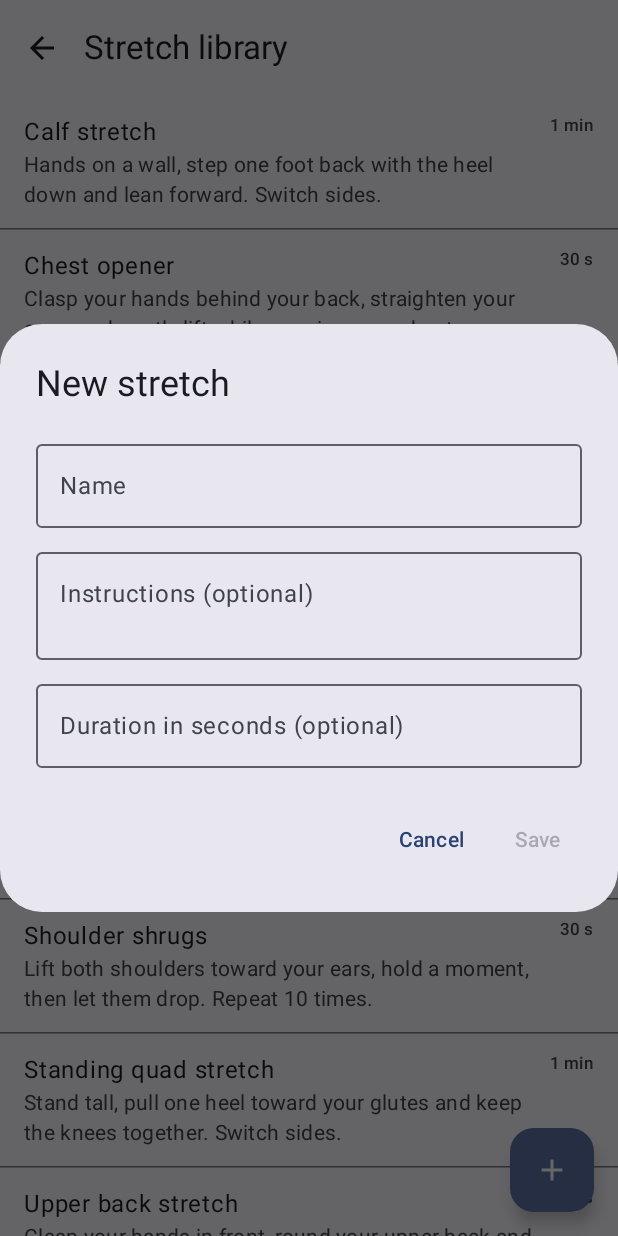
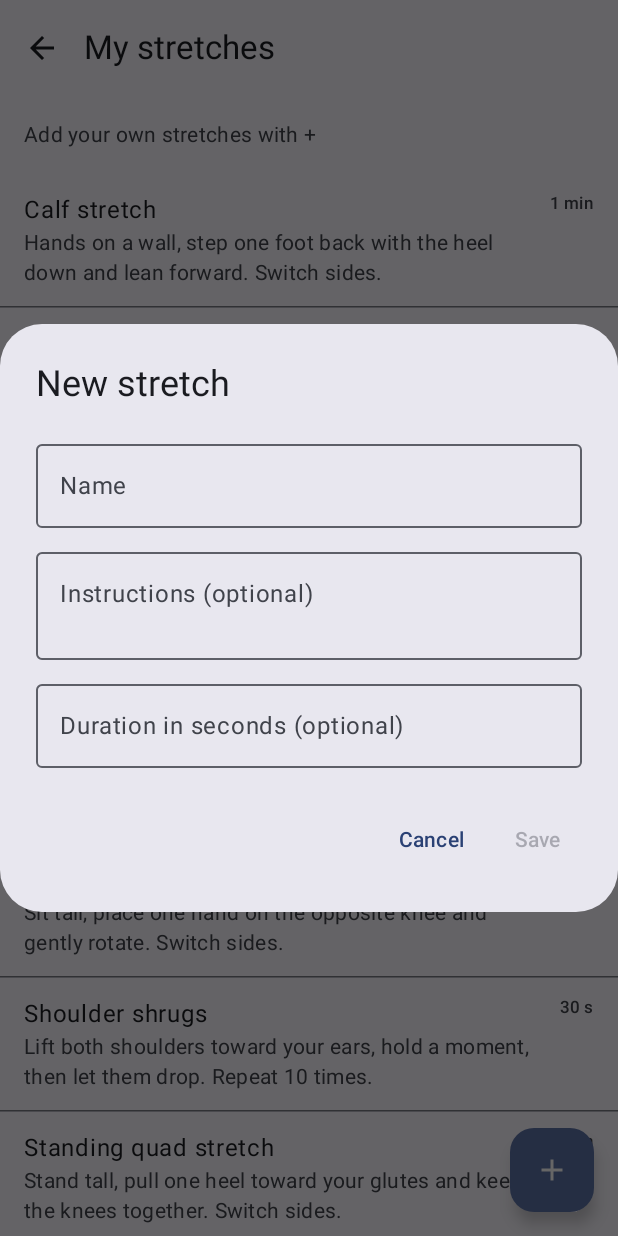
Before and after one commit to derekwinters/simple-stretch-android, an Android app built with Jetpack Compose: the StretchesScreen screen opened through its navigation route, after a tap on "Add stretch", on a phone screen of 412 x 824 dp. Run offline under Robolectric (Android 15) with nearby library versions, the phone set to English and light mode, and no system bars; our stand-ins replace Room's generated code.

Commit message:
feat: add new stretches from pickers and label the stretch library
Co-Authored-By: Claude Opus 5.5 (1M context) <noreply@anthropic.com>

```diff
--- a/app/src/main/java/com/derekwinters/stretch/ui/home/HomeScreen.kt
+++ b/app/src/main/java/com/derekwinters/stretch/ui/home/HomeScreen.kt
@@ -21,10 +21,8 @@ import androidx.compose.foundation.layout.width
 import androidx.compose.foundation.lazy.LazyColumn
 import androidx.compose.foundation.lazy.items
 import androidx.compose.material.icons.Icons
-import androidx.compose.material.icons.automirrored.filled.List
 import androidx.compose.material.icons.filled.Add
 import androidx.compose.material.icons.filled.Close
-import androidx.compose.material.icons.filled.DateRange
 import androidx.compose.material.icons.filled.MoreVert
 import androidx.compose.material.icons.filled.PlayArrow
 import androidx.compose.material.icons.filled.Star
@@ -112,13 +110,8 @@ fun HomeScreen(
                     IconButton(onClick = onOpenGoals) {
                         Icon(Icons.Filled.Star, contentDescription = "Daily goals")
                     }
-                    IconButton(onClick = onOpenSkips) {
-                        Icon(Icons.Filled.DateRange, contentDescription = "Skipped days")
-                    }
-                    IconButton(onClick = onOpenStretches) {
-                        Icon(Icons.AutoMirrored.Filled.List, contentDescription = "Stretch library")
-                    }
-                    // HOME-008: "Skip today" stays reachable while the skip card is closed.
+                    // HOME-004: one icon plus a labelled overflow menu. HOME-008: "Skip today"
+                    // stays reachable here while the skip card is closed.
                     var menuOpen by remember { mutableStateOf(false) }
                     Box {
                         IconButton(onClick = { menuOpen = true }) {
@@ -137,6 +130,13 @@ fun HomeScreen(
                                 onClick = {
                                     menuOpen = false
                                     onOpenSkips()
+                                },
+                            )
+                            DropdownMenuItem(
+                                text = { Text("My stretches") },
+                                onClick = {
+                                    menuOpen = false
+                                    onOpenStretches()
                                 },
                             )
                         }
--- a/app/src/main/java/com/derekwinters/stretch/ui/schedule/ScheduleEditViewModel.kt
+++ b/app/src/main/java/com/derekwinters/stretch/ui/schedule/ScheduleEditViewModel.kt
@@ -118,6 +118,11 @@ class ScheduleEditViewModel(
         if (i >= 0) reminders[i] = reminders[i].copy(stretchIds = ids)
     }
 
+    /** LIB-007: adds [stretch] to the library, then reports its new id (on the main thread). */
+    fun createStretch(stretch: Stretch, onCreated: (Long) -> Unit) {
+        viewModelScope.launch { onCreated(repo.saveStretch(stretch)) }
+    }
+
     fun removeReminder(key: Long) {
         reminders.removeAll { it.key == key }
     }
--- /dev/null
+++ b/app/src/main/java/com/derekwinters/stretch/ui/stretches/StretchEditDialog.kt
@@ -0,0 +1,97 @@
+package com.derekwinters.stretch.ui.stretches
+
+import androidx.compose.foundation.layout.Arrangement
+import androidx.compose.foundation.layout.Column
+import androidx.compose.foundation.layout.fillMaxWidth
+import androidx.compose.foundation.text.KeyboardOptions
+import androidx.compose.material3.AlertDialog
+import androidx.compose.material3.OutlinedTextField
+import androidx.compose.material3.Text
+import androidx.compose.material3.TextButton
+import androidx.compose.runtime.Composable
+import androidx.compose.runtime.getValue
+import androidx.compose.runtime.mutableStateOf
+import androidx.compose.runtime.remember
+import androidx.compose.runtime.setValue
+import androidx.compose.ui.Modifier
+import androidx.compose.ui.text.input.KeyboardType
+import androidx.compose.ui.unit.dp
+import com.derekwinters.stretch.data.Stretch
+
+/**
+ * The stretch editor (LIB-001), shared by the library screen and the "New stretch…" entry of
+ * every stretch picker (LIB-007). [initial] with id 0 is a new stretch; [onDelete] is null for a
+ * new stretch, which hides the delete button.
+ */
+@Composable
+fun StretchEditDialog(
+    initial: Stretch,
+    onDismiss: () -> Unit,
+    onSave: (Stretch) -> Unit,
+    onDelete: (() -> Unit)? = null,
+) {
+    var name by remember { mutableStateOf(initial.name) }
+    var description by remember { mutableStateOf(initial.description) }
+    var duration by remember { mutableStateOf(initial.durationSeconds?.toString() ?: "") }
+    var confirmDelete by remember { mutableStateOf(false) }
+
+    if (confirmDelete && onDelete != null) {
+        AlertDialog(
+            onDismissRequest = { confirmDelete = false },
+            title = { Text("Delete \"${initial.name}\"?") },
+            text = { Text("It will also be removed from any reminder times that use it, and its goal and completion history will be deleted.") },
+            confirmButton = { TextButton(onClick = onDelete) { Text("Delete") } },
+            dismissButton = { TextButton(onClick = { confirmDelete = false }) { Text("Cancel") } },
+        )
+        return
+    }
+
+    AlertDialog(
+        onDismissRequest = onDismiss,
+        title = { Text(if (initial.id == 0L) "New stretch" else "Edit stretch") },
+        text = {
+            Column(verticalArrangement = Arrangement.spacedBy(8.dp)) {
+                OutlinedTextField(
+                    value = name,
+                    onValueChange = { name = it },
+                    label = { Text("Name") },
+                    singleLine = true,
+                    modifier = Modifier.fillMaxWidth(),
+                )
+                OutlinedTextField(
+                    value = description,
+                    onValueChange = { description = it },
+                    label = { Text("Instructions (optional)") },
+                    minLines = 2,
+                    modifier = Modifier.fillMaxWidth(),
+                )
+                OutlinedTextField(
+                    value = duration,
+                    onValueChange = { v -> duration = v.filter { it.isDigit() }.take(4) },
+                    label = { Text("Duration in seconds (optional)") },
+                    singleLine = true,
+                    keyboardOptions = KeyboardOptions(keyboardType = KeyboardType.Number),
+                    modifier = Modifier.fillMaxWidth(),
+                )
+                if (onDelete != null) {
+                    TextButton(onClick = { confirmDelete = true }) { Text("Delete stretch") }
+                }
+            }
+        },
+        confirmButton = {
+            TextButton(
+                enabled = name.isNotBlank(),
+                onClick = {
+                    onSave(
+                        initial.copy(
+                            name = name.trim(),
+                            description = description.trim(),
+                            durationSeconds = duration.toIntOrNull()?.takeIf { it > 0 },
+                        ),
+                    )
+                },
+            ) { Text("Save") }
+        },
+        dismissButton = { TextButton(onClick = onDismiss) { Text("Cancel") } },
+    )
+}
--- a/app/src/main/java/com/derekwinters/stretch/ui/stretches/StretchesScreen.kt
+++ b/app/src/main/java/com/derekwinters/stretch/ui/stretches/StretchesScreen.kt
@@ -2,29 +2,23 @@ package com.derekwinters.stretch.ui.stretches
 
 import android.app.Application
 import androidx.compose.foundation.clickable
-import androidx.compose.foundation.layout.Arrangement
-import androidx.compose.foundation.layout.Column
 import androidx.compose.foundation.layout.PaddingValues
 import androidx.compose.foundation.layout.fillMaxSize
-import androidx.compose.foundation.layout.fillMaxWidth
 import androidx.compose.foundation.layout.padding
 import androidx.compose.foundation.lazy.LazyColumn
 import androidx.compose.foundation.lazy.items
-import androidx.compose.foundation.text.KeyboardOptions
 import androidx.compose.material.icons.Icons
 import androidx.compose.material.icons.automirrored.filled.ArrowBack
 import androidx.compose.material.icons.filled.Add
-import androidx.compose.material3.AlertDialog
 import androidx.compose.material3.ExperimentalMaterial3Api
 import androidx.compose.material3.FloatingActionButton
 import androidx.compose.material3.HorizontalDivider
 import androidx.compose.material3.Icon
 import androidx.compose.material3.IconButton
 import androidx.compose.material3.ListItem
-import androidx.compose.material3.OutlinedTextField
+import androidx.compose.material3.MaterialTheme
 import androidx.compose.material3.Scaffold
 import androidx.compose.material3.Text
-import androidx.compose.material3.TextButton
 import androidx.compose.material3.TopAppBar
 import androidx.compose.runtime.Composable
 import androidx.compose.runtime.getValue
@@ -32,7 +26,6 @@ import androidx.compose.runtime.mutableStateOf
 import androidx.compose.runtime.remember
 import androidx.compose.runtime.setValue
 import androidx.compose.ui.Modifier
-import androidx.compose.ui.text.input.KeyboardType
 import androidx.compose.ui.text.style.TextOverflow
 import androidx.compose.ui.unit.dp
 import androidx.lifecycle.AndroidViewModel
@@ -75,7 +68,7 @@ fun StretchesScreen(
     Scaffold(
         topBar = {
             TopAppBar(
-                title = { Text("Stretch library") },
+                title = { Text("My stretches") }, // LIB-006
                 navigationIcon = {
                     IconButton(onClick = onBack) {
                         Icon(Icons.AutoMirrored.Filled.ArrowBack, contentDescription = "Back")
@@ -93,6 +86,15 @@ fun StretchesScreen(
             modifier = Modifier.fillMaxSize().padding(padding),
             contentPadding = PaddingValues(bottom = 88.dp),
         ) {
+            // LIB-006: say how to add one, so the + button is not the only clue.
+            item {
+                Text(
+                    "Add your own stretches with +",
+                    style = MaterialTheme.typography.bodyMedium,
+                    color = MaterialTheme.colorScheme.onSurfaceVariant,
+                    modifier = Modifier.padding(16.dp),
+                )
+            }
             items(stretches, key = { it.id }) { s ->
                 ListItem(
                     modifier = Modifier.clickable { editing = s },
@@ -132,76 +134,3 @@ fun StretchesScreen(
         )
     }
 }
-
-@Composable
-private fun StretchEditDialog(
-    initial: Stretch,
-    onDismiss: () -> Unit,
-    onSave: (Stretch) -> Unit,
-    onDelete: (() -> Unit)?,
-) {
-    var name by remember { mutableStateOf(initial.name) }
-    var description by remember { mutableStateOf(initial.description) }
-    var duration by remember { mutableStateOf(initial.durationSeconds?.toString() ?: "") }
-    var confirmDelete by remember { mutableStateOf(false) }
-
-    if (confirmDelete && onDelete != null) {
-        AlertDialog(
-            onDismissRequest = { confirmDelete = false },
-            title = { Text("Delete \"${initial.name}\"?") },
-            text = { Text("It will also be removed from any reminder times that use it, and its goal and completion history will be deleted.") },
-            confirmButton = { TextButton(onClick = onDelete) { Text("Delete") } },
-            dismissButton = { TextButton(onClick = { confirmDelete = false }) { Text("Cancel") } },
-        )
-        return
-    }
-
-    AlertDialog(
-        onDismissRequest = onDismiss,
-        title = { Text(if (initial.id == 0L) "New stretch" else "Edit stretch") },
-        text = {
-            Column(verticalArrangement = Arrangement.spacedBy(8.dp)) {
-                OutlinedTextField(
-                    value = name,
-                    onValueChange = { name = it },
-                    label = { Text("Name") },
-                    singleLine = true,
-                    modifier = Modifier.fillMaxWidth(),
-                )
-                OutlinedTextField(
-                    value = description,
-                    onValueChange = { description = it },
-                    label = { Text("Instructions (optional)") },
-                    minLines = 2,
-                    modifier = Modifier.fillMaxWidth(),
-                )
-                OutlinedTextField(
-                    value = duration,
-                    onValueChange = { v -> duration = v.filter { it.isDigit() }.take(4) },
-                    label = { Text("Duration in seconds (optional)") },
-                    singleLine = true,
-                    keyboardOptions = KeyboardOptions(keyboardType = KeyboardType.Number),
-                    modifier = Modifier.fillMaxWidth(),
-                )
-                if (onDelete != null) {
-                    TextButton(onClick = { confirmDelete = true }) { Text("Delete stretch") }
-                }
-            }
-        },
-        confirmButton = {
-            TextButton(
-                enabled = name.isNotBlank(),
-                onClick = {
-                    onSave(
-                        initial.copy(
-                            name = name.trim(),
-                            description = description.trim(),
-                            durationSeconds = duration.toIntOrNull()?.takeIf { it > 0 },
-                        ),
-                    )
-                },
-            ) { Text("Save") }
-        },
-        dismissButton = { TextButton(onClick = onDismiss) { Text("Cancel") } },
-    )
-}
```
Also changed, not shown: app/src/main/java/com/derekwinters/stretch/data/StretchRepository.kt (+7 -2 lines), app/src/main/java/com/derekwinters/stretch/ui/goals/GoalsScreen.kt (+34 -1 lines), app/src/main/java/com/derekwinters/stretch/ui/schedule/ScheduleEditScreen.kt (+27 -2 lines), 6 other files.
